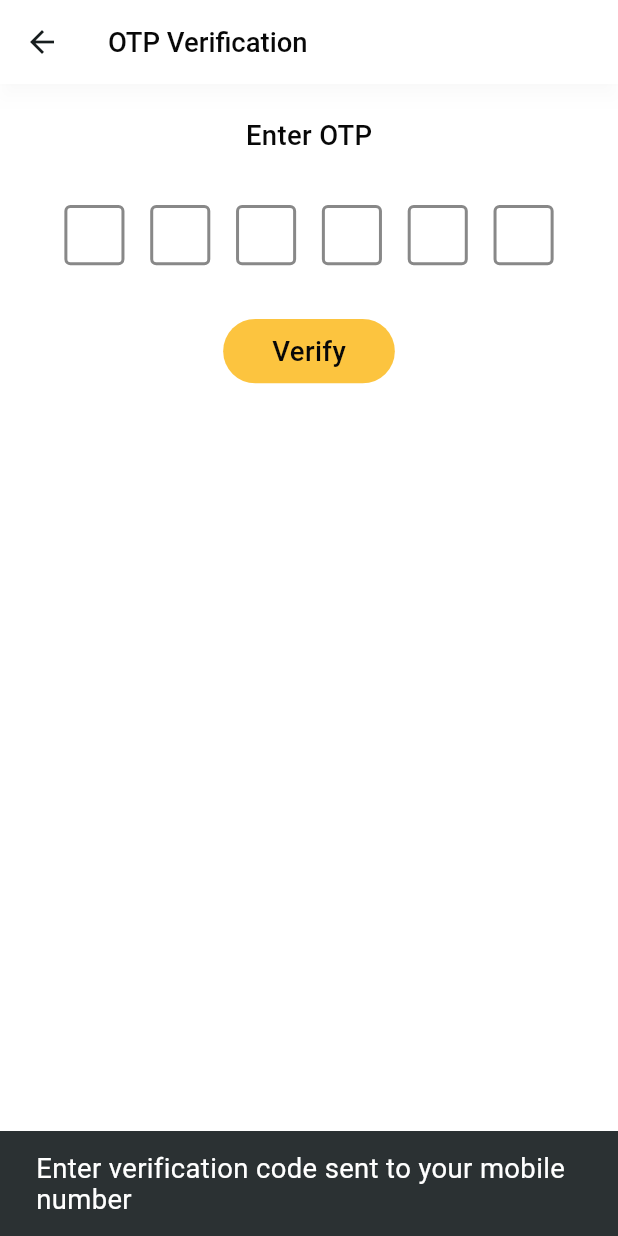
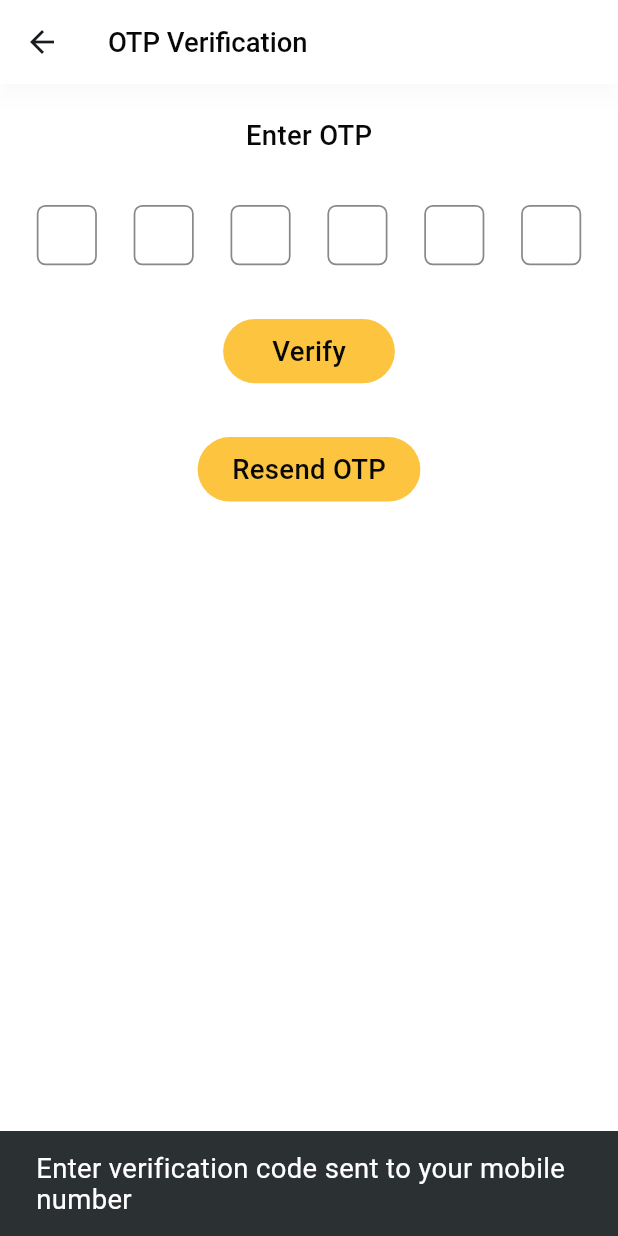
Before and after one commit to ns93289/fashion-comerce-demo, a Flutter app: the OtpScreen screen opened directly, after a tap on "Verify", on a phone screen of 412 x 824 dp. Run offline on Flutter 3.47's test engine with Material 3 defaults, Android fonts, the phone set to English and light mode, and no system bars; drawn by our look-alikes of flutter_otp_text_field; our stand-ins replace carousel_slider, country_code_picker, dio, flutter_riverpod, flutter_screenutil, google_fonts and 5 more; missing offline and left inert: easy_image_viewer, flutter_inappwebview; accounts and stored records are empty; generated files the repository leaves out were written again.

Commit message:
OTP screen doe

```diff
--- a/lib/data/dataSources/local/hive_helper.dart
+++ b/lib/data/dataSources/local/hive_helper.dart
@@ -131,7 +131,9 @@ Future<void> deleteAddressFromAddressBox(int addressId) async {
 }
 
 Future<void> clearAllBoxes() async {
-  await userBox.clear();
+  // await userBox.clear();
+  putDataInUserBox(key: hiveUserIsVerified, value: false);
+  putDataInUserBox(key: hiveProfilePicture, value: "");
   await orderBox.clear();
   await cartBox.clear();
 }
--- a/lib/domain/provider/otp_verify_provider.dart
+++ b/lib/domain/provider/otp_verify_provider.dart
@@ -1,3 +1,5 @@
+import 'dart:async';
+
 import 'package:flutter/material.dart';
 import 'package:flutter_riverpod/flutter_riverpod.dart';
 
@@ -5,18 +7,34 @@ import '../../data/dataSources/local/hive_constants.dart';
 import '../../data/dataSources/local/hive_helper.dart';
 import '../../main.dart';
 import '../../core/utils/tools.dart';
+import '../../presentation/components/custom_pin_code_field.dart';
 import '../../presentation/screens/home/home_screen.dart';
 
-final otpTextProvider = StateProvider.autoDispose<String>((ref) {
-  return "";
-});
-
 final otpVerifyProvider = Provider.autoDispose.family<void, BuildContext>((ref, context) {
-  final otpText = ref.watch(otpTextProvider);
-  if (otpText.length == 6) {
+  final otpText = pinCodeKey.currentState?.getPin();
+  logD("otpVerifyProvider>>>", otpText?.length.toString() ?? "");
+  if (otpText?.length == 6) {
     putDataInUserBox(key: hiveUserIsVerified);
     openScreen(context, HomeScreen());
   } else {
     openSimpleSnackBar(language.enterVerificationCode);
   }
 });
+
+final resendDurationProvider = StateProvider.autoDispose<int>((ref) {
+  return 0;
+});
+
+final resendOTPProvider = Provider.autoDispose((ref) {
+  int remainingSeconds = 60;
+  Timer.periodic(const Duration(seconds: 1), (timer) {
+    if (remainingSeconds > 0) {
+      remainingSeconds--;
+      ref.read(resendDurationProvider.notifier).state = remainingSeconds;
+    } else {
+      timer.cancel();
+    }
+  });
+});
+
+final GlobalKey<CustomPinCodeFieldState> pinCodeKey = GlobalKey();
--- /dev/null
+++ b/lib/presentation/components/custom_pin_code_field.dart
@@ -0,0 +1,81 @@
+import 'package:flutter/material.dart';
+import 'package:flutter/services.dart';
+import 'package:flutter_screenutil/flutter_screenutil.dart';
+
+import '../../core/constants/colors.dart';
+import '../../core/utils/tools.dart';
+
+class CustomPinCodeField extends StatefulWidget {
+  final TextStyle? style;
+
+  const CustomPinCodeField({super.key, this.style});
+
+  @override
+  CustomPinCodeFieldState createState() => CustomPinCodeFieldState();
+}
+
+class CustomPinCodeFieldState extends State<CustomPinCodeField> {
+  final List<FocusNode> _focusNodes = List.generate(6, (_) => FocusNode());
+  final List<TextEditingController> _controllers = List.generate(6, (_) => TextEditingController());
+
+  @override
+  void dispose() {
+    for (var controller in _controllers) {
+      controller.dispose();
+    }
+    for (var node in _focusNodes) {
+      node.dispose();
+    }
+    super.dispose();
+  }
+
+  void _onChanged(String value, int index) {
+    if (value.isNotEmpty && index < 5) {
+      _focusNodes[index + 1].requestFocus();
+    } else if (value.isEmpty && index > 0) {
+      _focusNodes[index - 1].requestFocus();
+    } else {
+      _focusNodes[index].unfocus();
+    }
+  }
+
+  ///To get the Pin from this widget access the [getPin] method using GlobalKey of [CustomPinCodeFieldState].
+  String getPin() {
+    return _controllers.map((controller) => controller.text).join();
+  }
+
+  @override
+  Widget build(BuildContext context) {
+    final normalBorder = OutlineInputBorder(borderRadius: BorderRadius.circular(5.r), borderSide: BorderSide(color: colorTextLight, width: 1.sp));
+    final focusBorder = OutlineInputBorder(borderRadius: BorderRadius.circular(5.r), borderSide: BorderSide(color: colorPrimary, width: 1.sp));
+
+    return Row(
+      mainAxisAlignment: MainAxisAlignment.spaceEvenly,
+      children: List.generate(6, (index) {
+        return SizedBox(
+          width: 35.sp,
+          height: 35.sp,
+          child: TextField(
+            controller: _controllers[index],
+            focusNode: _focusNodes[index],
+            maxLength: 1,
+            keyboardType: TextInputType.number,
+            textAlign: TextAlign.center,
+            style: widget.style ?? bodyTextStyle(fontWeight: FontWeight.bold),
+            inputFormatters: [FilteringTextInputFormatter.digitsOnly],
+            decoration: InputDecoration(
+              counterText: "",
+              // hides the character counter
+              isDense: true,
+              border: normalBorder,
+              disabledBorder: normalBorder,
+              enabledBorder: normalBorder,
+              focusedBorder: focusBorder,
+            ),
+            onChanged: (value) => _onChanged(value, index),
+          ),
+        );
+      }),
+    );
+  }
+}
--- a/lib/presentation/screens/otp/otp_screen.dart
+++ b/lib/presentation/screens/otp/otp_screen.dart
@@ -1,8 +1,6 @@
 import 'package:fashion_comerce_demo/core/constants/colors.dart';
 import 'package:fashion_comerce_demo/core/utils/tools.dart';
 import 'package:flutter/material.dart';
-import 'package:flutter/services.dart';
-import 'package:flutter_otp_text_field/flutter_otp_text_field.dart';
 import 'package:flutter_riverpod/flutter_riverpod.dart';
 import 'package:flutter_screenutil/flutter_screenutil.dart';
 
@@ -10,6 +8,7 @@ import '../../../domain/provider/otp_verify_provider.dart';
 import '../../../main.dart';
 import '../../components/common_app_bar.dart';
 import '../../components/custom_button.dart';
+import '../../components/custom_pin_code_field.dart';
 
 class OtpScreen extends StatefulWidget {
   const OtpScreen({super.key});
@@ -34,6 +33,7 @@ class _OtpScreenState extends State<OtpScreen> {
           ),
           _otpField(),
           _verifyButton(),
+          _resendOTP(),
         ],
       ),
     );
@@ -42,27 +42,7 @@ class _OtpScreenState extends State<OtpScreen> {
   Widget _otpField() {
     return Consumer(
       builder: (context, ref, _) {
-        return Padding(
-          padding: EdgeInsetsDirectional.only(top: 30.h),
-          child: OtpTextField(
-            numberOfFields: 6,
-            fieldHeight: 35.sp,
-            fieldWidth: 35.sp,
-            alignment: Alignment.center,
-            contentPadding: EdgeInsets.zero,
-            margin: EdgeInsets.symmetric(horizontal: 7.5.w),
-            borderColor: colorTextLight,
-            enabledBorderColor: colorTextLight,
-            focusedBorderColor: colorPrimary,
-            showFieldAsBox: true,
-            keyboardType: TextInputType.number,
-            inputFormatters: [FilteringTextInputFormatter.digitsOnly],
-            textStyle: bodyTextStyle(fontSize: 20.sp, fontWeight: FontWeight.w500),
-            onSubmit: (value) {
-              ref.read(otpTextProvider.notifier).state = value;
-            },
-          ),
-        );
+        return Padding(padding: EdgeInsetsDirectional.only(top: 30.h), child: CustomPinCodeField(key: pinCodeKey));
       },
     );
   }
@@ -80,4 +60,28 @@ class _OtpScreenState extends State<OtpScreen> {
       },
     );
   }
+
+  Widget _resendOTP() {
+    return Consumer(
+      builder: (context, ref, child) {
+        final remainingSeconds = ref.watch(resendDurationProvider);
+
+        final minutes = remainingSeconds ~/ 60;
+        final seconds = remainingSeconds % 60;
+
+        return CustomButton(
+          title: remainingSeconds > 0 ? "${language.resendOTPIn} $minutes:${seconds.toString().padLeft(2, '0')}" : language.resendOTP,
+          margin: EdgeInsetsDirectional.only(start: 20.w, end: 20.w, top: 30.h),
+          borderedButton: remainingSeconds > 0,
+          textColor: remainingSeconds > 0 ? colorTextLight : colorText,
+          onPress:
+              remainingSeconds > 0
+                  ? null
+                  : () {
+                    ref.read(resendOTPProvider);
+                  },
+        );
+      },
+    );
+  }
 }
--- a/pubspec.yaml
+++ b/pubspec.yaml
@@ -30,7 +30,6 @@ dependencies:
   country_code_picker: ^3.3.0
   flutter_inappwebview: ^6.1.5
   easy_image_viewer: ^1.5.1
-  flutter_otp_text_field: ^1.5.1
 
 dev_dependencies:
   flutter_test:
```
Also changed, not shown: pubspec.lock.
